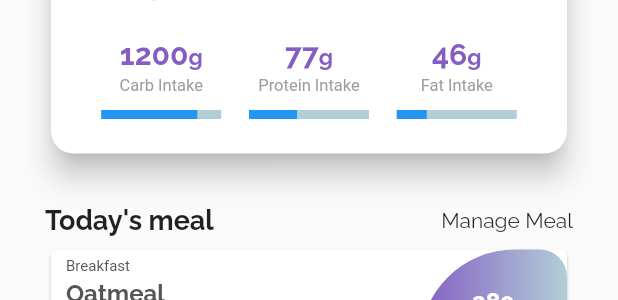
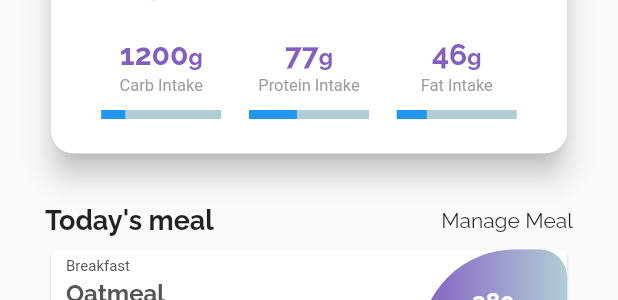
Before and after one commit to Xsidelight/fitness_app_flutter, a Flutter app: the NutritionPage widget shown alone on an empty page, opened directly, on a phone screen of 412 x 824 dp. Shown: the part 334-634 px from the top of the screen. Run offline on Flutter 3.47's test engine with Material 2 defaults, Android fonts, the phone set to English and light mode, and no system bars; our stand-ins replace google_fonts.

```diff
--- a/lib/main.dart
+++ b/lib/main.dart
@@ -10,7 +10,7 @@ class MyApp extends StatelessWidget {
   @override
   Widget build(BuildContext context) {
     return MaterialApp(
-      title: "Fitness App",
+      title: 'Fitness App',
       theme: ThemeData(
         primaryColor: Color(0xff845EC2),
         primaryColorLight: Color(0xffB1CED6),
--- a/lib/screens/bottom_nav_pages/home_page.dart
+++ b/lib/screens/bottom_nav_pages/home_page.dart
@@ -23,10 +23,10 @@ class _HomePageState extends State<HomePage> {
             crossAxisAlignment: CrossAxisAlignment.start,
             children: [
               Text(
-                "Hey User!",
+                'Hey User!',
                 style: Theme.of(context).textTheme.headline6,
               ),
-              Text("Wanna burn some calories today?",
+              Text('Wanna burn some calories today?',
                   style: Theme.of(context).textTheme.bodyText2),
               SizedBox(
                 height: 20,
@@ -51,7 +51,7 @@ class _HomePageState extends State<HomePage> {
                         mainAxisAlignment: MainAxisAlignment.spaceBetween,
                         children: [
                           Text(
-                            "Progress",
+                            'Progress',
                             style: TextStyle(
                                 fontSize: 16,
                                 fontWeight: FontWeight.bold,
@@ -68,13 +68,13 @@ class _HomePageState extends State<HomePage> {
                               child: DropdownButton<String?>(
                                 value: dropDownValue,
                                 style: TextStyle(color: Colors.deepPurple),
-                                hint: Text("Select"),
+                                hint: Text('Select'),
                                 icon: Icon(Icons.keyboard_arrow_down,
                                     color: Colors.deepPurple),
                                 items: <String?>[
-                                  "Running",
-                                  "Jumping",
-                                  "Joggling"
+                                  'Running',
+                                  'Jumping',
+                                  'Joggling'
                                 ].map((e) {
                                   return DropdownMenuItem<String?>(
                                     value: e,
@@ -111,19 +111,19 @@ class _HomePageState extends State<HomePage> {
                         mainAxisAlignment: MainAxisAlignment.spaceEvenly,
                         children: [
                           RowItem(
-                            name: "Calories",
-                            number: "1.5",
-                            type: "k",
+                            name: 'Calories',
+                            number: '1.5',
+                            type: 'k',
                           ),
                           RowItem(
-                            name: "Distance",
-                            number: "10",
-                            type: "km",
+                            name: 'Distance',
+                            number: '10',
+                            type: 'km',
                           ),
                           RowItem(
-                            name: "Avg Time",
-                            number: "1h15",
-                            type: "m",
+                            name: 'Avg Time',
+                            number: '1h15',
+                            type: 'm',
                           ),
                         ],
                       )
@@ -141,13 +141,13 @@ class _HomePageState extends State<HomePage> {
                     crossAxisAlignment: CrossAxisAlignment.start,
                     children: [
                       Text(
-                        "Start Planning Meal",
+                        'Start Planning Meal',
                         style: TextStyle(
                             fontWeight: FontWeight.bold,
                             color: Colors.deepPurple),
                       ),
                       Text(
-                        "Balance your daily nutrition to stay healthy.",
+                        'Balance your daily nutrition to stay healthy.',
                         style: TextStyle(color: Colors.deepPurple),
                       ),
                       SizedBox(
@@ -168,7 +168,7 @@ class _HomePageState extends State<HomePage> {
                         child: TextButton(
                           onPressed: () {},
                           child: Text(
-                            "Sign In",
+                            'Sign In',
                             style: TextStyle(color: Colors.white),
                           ),
                         ),
@@ -181,10 +181,10 @@ class _HomePageState extends State<HomePage> {
                 height: 30,
               ),
               Text(
-                "Workouts",
+                'Workouts',
                 style: Theme.of(context).textTheme.headline6,
               ),
-              Text("Always stay in shape",
+              Text('Always stay in shape',
                   style: Theme.of(context).textTheme.bodyText1),
               SizedBox(
                 height: 5,
@@ -196,32 +196,32 @@ class _HomePageState extends State<HomePage> {
                   scrollDirection: Axis.horizontal,
                   children: [
                     Card(
+                      elevation: 10,
                       child: Container(
                         height: 150,
                         width: 400,
-                        child: Center(child: Text("Workout List Item")),
-                      ),
-                      elevation: 10,
-                    ),
-                    Card(
-                      child: Container(
-                        height: 150,
-                        width: 400,
-                        child: Text("1"),
+                        child: Center(child: Text('Workout List Item')),
                       ),
                     ),
                     Card(
                       child: Container(
                         height: 150,
                         width: 400,
-                        child: Text("1"),
+                        child: Text('1'),
                       ),
                     ),
                     Card(
                       child: Container(
                         height: 150,
                         width: 400,
-                        child: Text("1"),
+                        child: Text('1'),
+                      ),
+                    ),
+                    Card(
+                      child: Container(
+                        height: 150,
+                        width: 400,
+                        child: Text('1'),
                       ),
                     ),
                   ],
@@ -247,6 +247,7 @@ class RowItem extends StatelessWidget {
     return Container(
       height: 60,
       width: 80,
+      child: LimitedBox(
         child: Column(
           children: [
             Text(
@@ -274,6 +275,7 @@ class RowItem extends StatelessWidget {
             ),
           ],
         ),
+      ),
     );
   }
 }
--- a/lib/screens/bottom_nav_pages/nutrition_page.dart
+++ b/lib/screens/bottom_nav_pages/nutrition_page.dart
@@ -1,5 +1,4 @@
 import 'package:fitness_app_x/data/meals_list.dart';
-import 'package:fitness_app_x/data/models/meal.dart';
 import 'package:fitness_app_x/widgets/nutrition_page_widgets/meals_card_item.dart';
 import 'package:fitness_app_x/widgets/nutrition_page_widgets/calories_painter.dart';
 import 'package:flutter/material.dart';
@@ -14,24 +13,43 @@ class _NutritionPageState extends State<NutritionPage>
     with TickerProviderStateMixin {
   late AnimationController controller;
   late Animation<double> animation;
-  Tween<double> _tween = Tween(begin: 0, end: 0.4232);
+  late Animation<Offset> offsetAnimation;
+  late AnimationController controllerOffsetAnimation;
+  final Tween<double> _tween = Tween(begin: 0, end: 0.4232);
 
   @override
   void initState() {
+    super.initState();
     controller =
-        AnimationController(vsync: this, duration: Duration(seconds: 1));
+        AnimationController(vsync: this, duration: Duration(milliseconds: 700));
     animation = _tween.animate(controller)
       ..addListener(() {
         setState(() {});
       });
+    controllerOffsetAnimation = AnimationController(
+      vsync: this,
+      duration: Duration(milliseconds: 400),
+    );
+    offsetAnimation = Tween<Offset>(begin: Offset(0.0, 0.5), end: Offset.zero)
+        .animate(controllerOffsetAnimation)
+          ..addListener(() {
+            setState(() {});
+          });
+    controllerOffsetAnimation.forward();
     controller.forward();
-    super.initState();
+  }
+
+  @override
+  void dispose() {
+    controllerOffsetAnimation.dispose();
+    controller.dispose();
+    super.dispose();
   }
 
   @override
   Widget build(BuildContext context) {
     final size = MediaQuery.of(context).size;
-    final List<Meal> mealsList = dummyMealsList;
+    final mealsList = dummyMealsList;
     return SingleChildScrollView(
       child: Center(
         child: Padding(
@@ -40,7 +58,7 @@ class _NutritionPageState extends State<NutritionPage>
             crossAxisAlignment: CrossAxisAlignment.start,
             children: [
               Text(
-                "Nutrition",
+                'Nutrition',
                 style: GoogleFonts.raleway(
                     fontWeight: FontWeight.bold, fontSize: 25),
               ),
@@ -62,7 +80,7 @@ class _NutritionPageState extends State<NutritionPage>
                           mainAxisAlignment: MainAxisAlignment.spaceBetween,
                           children: [
                             Text(
-                              "Daily Calories Intake",
+                              'Daily Calories Intake',
                               style: TextStyle(
                                 fontSize: 16,
                                 fontWeight: FontWeight.bold,
@@ -98,21 +116,21 @@ class _NutritionPageState extends State<NutritionPage>
                           mainAxisAlignment: MainAxisAlignment.spaceEvenly,
                           children: [
                             CaloriesRowItem(
-                              name: "Carb Intake",
-                              number: "1200",
-                              type: "g",
-                              progressValue: 0.8,
+                              name: 'Carb Intake',
+                              number: '1200',
+                              type: 'g',
+                              progressValue: 0.2,
                             ),
                             CaloriesRowItem(
-                              name: "Protein Intake",
-                              number: "77",
-                              type: "g",
+                              name: 'Protein Intake',
+                              number: '77',
+                              type: 'g',
                               progressValue: 0.4,
                             ),
                             CaloriesRowItem(
-                              name: "Fat Intake",
-                              number: "46",
-                              type: "g",
+                              name: 'Fat Intake',
+                              number: '46',
+                              type: 'g',
                               progressValue: 0.25,
                             ),
                           ],
@@ -134,7 +152,7 @@ class _NutritionPageState extends State<NutritionPage>
                         fontSize: 18, fontWeight: FontWeight.bold),
                   ),
                   Text(
-                    "Manage Meal",
+                    'Manage Meal',
                     style: GoogleFonts.raleway(
                       fontSize: 14,
                     ),
@@ -144,7 +162,9 @@ class _NutritionPageState extends State<NutritionPage>
               SizedBox(
                 height: 5,
               ),
-              Container(
+              SlideTransition(
+                position: offsetAnimation,
+                child: Container(
                   width: size.width - 50,
                   height: 300,
                   child: ListView.separated(
@@ -161,6 +181,7 @@ class _NutritionPageState extends State<NutritionPage>
                     separatorBuilder: (BuildContext context, int index) =>
                         SizedBox(
                       height: 17,
+                    ),
                   ),
                 ),
               ),
--- a/lib/widgets/nutrition_page_widgets/calories_painter.dart
+++ b/lib/widgets/nutrition_page_widgets/calories_painter.dart
@@ -19,13 +19,13 @@ class CaloriesPainter extends CustomPainter {
     final rect = Rect.fromLTWH(30, 5, 200, 200);
     final rectBackground = Rect.fromLTWH(30, 5, 200, 200);
 
-    Paint paintBackground = Paint()
+    var paintBackground = Paint()
       ..color = Color(0xFFE2EDF1)
       ..style = PaintingStyle.stroke
       ..strokeWidth = strokeWidth
       ..strokeCap = StrokeCap.round;
 
-    Paint paint = Paint()
+    var paint = Paint()
       ..shader = LinearGradient(
         begin: Alignment.bottomCenter,
         end: Alignment.topLeft,
@@ -53,11 +53,11 @@ class CaloriesPainter extends CustomPainter {
 
     // Calories Number and Text
     final textSpanCalories = TextSpan(
-        text: "Calories Left",
+        text: 'Calories Left',
         style: GoogleFonts.raleway(color: Colors.deepPurple, fontSize: 12));
 
     final textSpanCaloriesNum = TextSpan(
-        text: "987",
+        text: '987',
         style: GoogleFonts.raleway(color: Colors.deepPurple, fontSize: 34));
 
     final textPainterCalories = TextPainter(
--- a/pubspec.yaml
+++ b/pubspec.yaml
@@ -28,6 +28,7 @@ dependencies:
   # The following adds the Cupertino Icons font to your application.
   # Use with the CupertinoIcons class for iOS style icons.
   cupertino_icons: ^1.0.2
+  pedantic: ^1.11.0
 
 dev_dependencies:
   flutter_test:
```
Also changed, not shown: lib/data/meals_list.dart (+12 -12 lines), lib/screens/login_screen.dart (+4 -4 lines), lib/screens/main_screen.dart (+5 -5 lines), pubspec.lock. Lines whose indentation alone changed are shown as unchanged.
